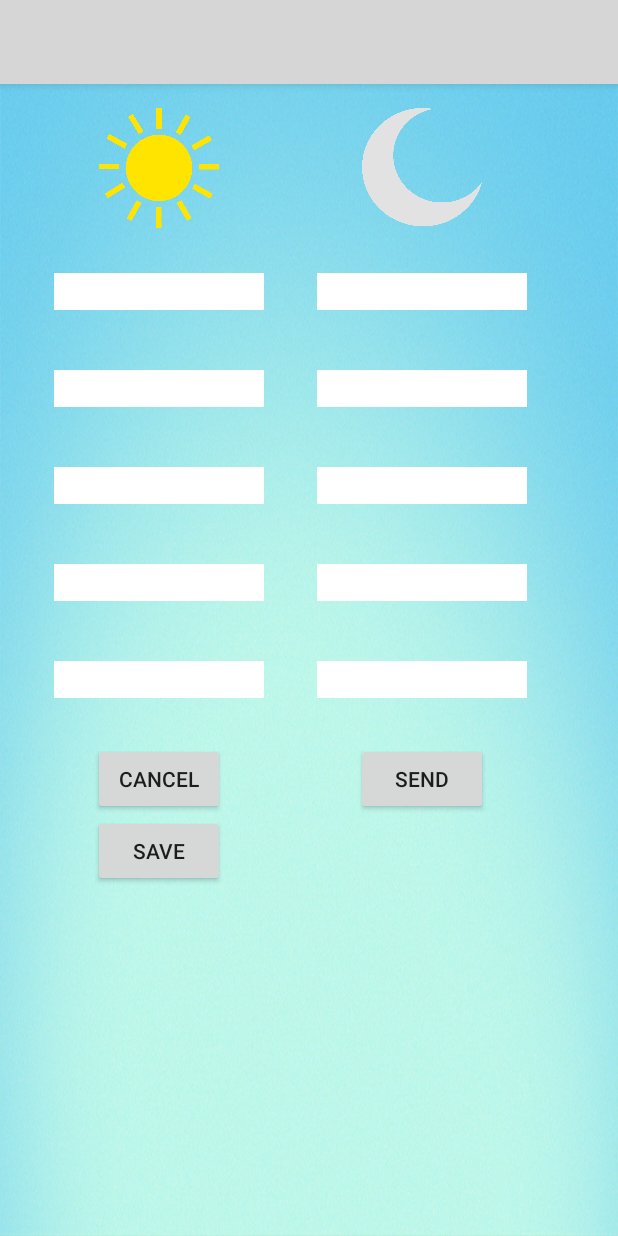
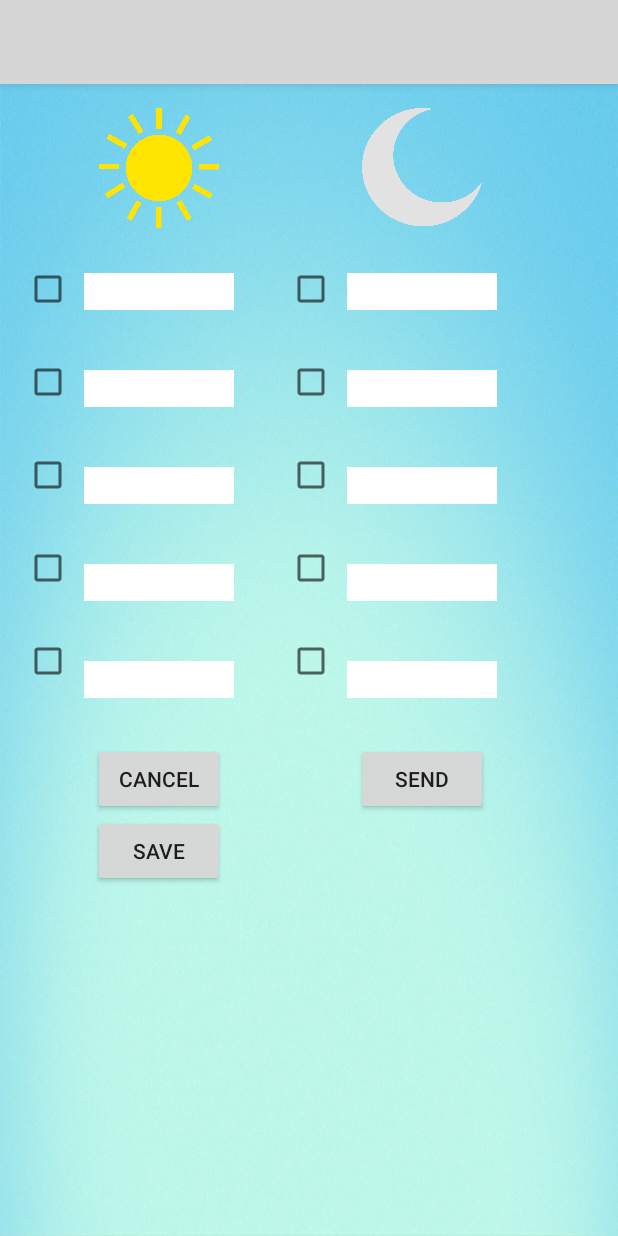
Before and after one commit to timhuebener/Thermostat, an Android app: the day screen opened directly, with no data from a screen before it, on a phone screen of 412 x 824 dp. Run offline under Robolectric (Android 15) with nearby library versions, the phone set to English and light mode, and no system bars; network calls fail; 6 statements that could not run were skipped.

Commit message:
Added checkboxes in dayactivity. The layout doesn't fit on screen anymore in the designe, but is still fine in the emulator.

```diff
--- a/app/src/main/res/layout/activity_day.xml
+++ b/app/src/main/res/layout/activity_day.xml
@@ -11,12 +11,85 @@
     android:orientation="horizontal"
     android:background="@drawable/daybackground">
 
+
+    <!--The layout on the left containing the checkboxes -->
+   <LinearLayout
+       android:layout_width="30dp"
+       android:layout_height="match_parent"
+       android:orientation="vertical">
+
+       <LinearLayout
+           android:layout_width="30dp"
+           android:layout_height="30dp"
+           android:layout_marginTop="105dp">
+       <CheckBox
+           android:layout_width="wrap_content"
+           android:layout_height="wrap_content"
+           android:text="New CheckBox"
+           android:id="@+id/cbd1"
+           />
+       </LinearLayout>
+
+
+       <LinearLayout
+           android:layout_width="30dp"
+           android:layout_height="30dp"
+           android:layout_marginTop="32dp">
+       <CheckBox
+           android:layout_width="wrap_content"
+           android:layout_height="wrap_content"
+           android:text="New CheckBox"
+           android:id="@+id/cbd2" />
+       </LinearLayout>
+
+
+       <LinearLayout
+           android:layout_width="30dp"
+           android:layout_height="30dp"
+           android:layout_marginTop="32dp">
+
+       <CheckBox
+       android:layout_width="wrap_content"
+       android:layout_height="wrap_content"
+       android:text="New CheckBox"
+       android:id="@+id/cbd3" />
+
+       </LinearLayout>
+
+
+       <LinearLayout
+           android:layout_width="30dp"
+           android:layout_height="30dp"
+           android:layout_marginTop="32dp">
+       <CheckBox
+       android:layout_width="wrap_content"
+       android:layout_height="wrap_content"
+       android:text="New CheckBox"
+       android:id="@+id/cbd4" />
+       </LinearLayout>
+
+       <LinearLayout
+           android:layout_width="30dp"
+           android:layout_height="30dp"
+           android:layout_marginTop="32dp">
+       <CheckBox
+       android:layout_width="wrap_content"
+       android:layout_height="wrap_content"
+       android:text="New CheckBox"
+       android:id="@+id/cbd5" />
+       </LinearLayout>
+
+
+   </LinearLayout>
+
+
+
     <LinearLayout
-        android:layout_width="140dp"
+        android:layout_width="100dp"
         android:layout_height="match_parent"
         android:orientation="vertical"
         android:layout_gravity="left"
-        android:layout_marginLeft="20dp"
+        android:layout_marginLeft="10dp"
         android:layout_marginRight="35dp">
 
         <ImageView
@@ -99,10 +172,87 @@
     </LinearLayout>
 
     <LinearLayout
-        android:layout_width="140dp"
+        android:layout_width="30dp"
+        android:layout_height="match_parent"
+        android:orientation="vertical">
+
+
+        <LinearLayout
+            android:layout_width="30dp"
+            android:layout_height="30dp"
+            android:layout_marginTop="105dp">
+            <CheckBox
+                android:layout_width="wrap_content"
+                android:layout_height="wrap_content"
+                android:text="New CheckBox"
+                android:id="@+id/cbn1"
+                />
+        </LinearLayout>
+
+
+        <LinearLayout
+            android:layout_width="30dp"
+            android:layout_height="30dp"
+            android:layout_marginTop="32dp">
+            <CheckBox
+                android:layout_width="wrap_content"
+                android:layout_height="wrap_content"
+                android:text="New CheckBox"
+                android:id="@+id/cbn2" />
+        </LinearLayout>
+
+
+        <LinearLayout
+            android:layout_width="30dp"
+            android:layout_height="30dp"
+            android:layout_marginTop="32dp">
+
+            <CheckBox
+                android:layout_width="wrap_content"
+                android:layout_height="wrap_content"
+                android:text="New CheckBox"
+                android:id="@+id/cbn3" />
+
+        </LinearLayout>
+
+
+        <LinearLayout
+            android:layout_width="30dp"
+            android:layout_height="30dp"
+            android:layout_marginTop="32dp">
+            <CheckBox
+                android:layout_width="wrap_content"
+                android:layout_height="wrap_content"
+                android:text="New CheckBox"
+                android:id="@+id/cbn4" />
+        </LinearLayout>
+
+        <LinearLayout
+            android:layout_width="30dp"
+            android:layout_height="30dp"
+            android:layout_marginTop="32dp">
+            <CheckBox
+                android:layout_width="wrap_content"
+                android:layout_height="wrap_content"
+                android:text="New CheckBox"
+                android:id="@+id/cbn5" />
+        </LinearLayout>
+
+
+
+
+
+    </LinearLayout>
+
+
+
+
+    <LinearLayout
+        android:layout_width="100dp"
         android:layout_height="match_parent"
         android:orientation="vertical"
-        android:layout_gravity="right">
+        android:layout_gravity="right"
+        android:layout_marginLeft="10dp">
 
         <ImageView
             android:layout_width="80dp"
@@ -120,7 +270,9 @@
             android:id="@+id/switch0"
             android:background="#ffffff"
             android:layout_marginTop="30dp"
-            android:layout_marginBottom="30dp"/>
+            android:layout_marginBottom="30dp"
+            />
+
         <EditText
             android:layout_width="match_parent"
             android:layout_height="wrap_content"
@@ -132,6 +284,7 @@
             android:background="#ffffff"
             android:layout_marginTop="10dp"
             android:layout_marginBottom="30dp"/>
+
         <EditText
             android:layout_width="match_parent"
             android:layout_height="wrap_content"
@@ -143,6 +296,7 @@
             android:background="#ffffff"
             android:layout_marginTop="10dp"
             android:layout_marginBottom="30dp"/>
+
         <EditText
             android:layout_width="match_parent"
             android:focusable="false"
@@ -154,6 +308,7 @@
             android:background="#ffffff"
             android:layout_marginTop="10dp"
             android:layout_marginBottom="30dp"/>
+
         <EditText
             android:layout_width="match_parent"
             android:focusable="false"
```
